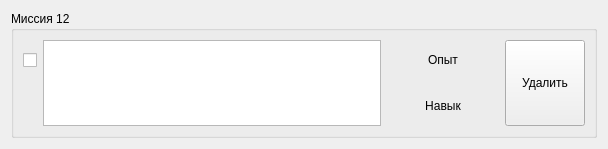
Unisbern/RPG_planner, file taskitem.ui: the form before one commit.
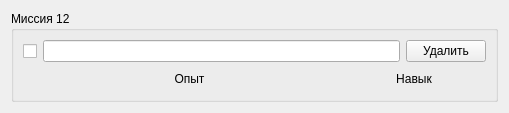
The form after the commit.

```diff
--- a/taskitem.ui
+++ b/taskitem.ui
@@ -6,12 +6,12 @@
    <rect>
     <x>0</x>
     <y>0</y>
-    <width>608</width>
-    <height>149</height>
+    <width>509</width>
+    <height>113</height>
    </rect>
   </property>
   <property name="sizePolicy">
-   <sizepolicy hsizetype="Preferred" vsizetype="Preferred">
+   <sizepolicy hsizetype="Minimum" vsizetype="Minimum">
     <horstretch>0</horstretch>
     <verstretch>0</verstretch>
    </sizepolicy>
@@ -22,10 +22,16 @@
   <layout class="QGridLayout" name="gridLayout_2">
    <item row="0" column="0">
     <widget class="QGroupBox" name="groupBox">
+     <property name="sizePolicy">
+      <sizepolicy hsizetype="Minimum" vsizetype="Minimum">
+       <horstretch>0</horstretch>
+       <verstretch>0</verstretch>
+      </sizepolicy>
+     </property>
      <property name="title">
       <string>Миссия 12</string>
      </property>
-     <layout class="QGridLayout" name="gridLayout" columnstretch="0,3,1,0">
+     <layout class="QGridLayout" name="gridLayout" columnstretch="0,5,1,1" rowminimumheight="1,0">
       <item row="0" column="0">
        <widget class="QCheckBox" name="check">
         <property name="sizePolicy">
@@ -48,22 +54,30 @@
         </property>
        </widget>
       </item>
-      <item row="0" column="1" rowspan="2">
-       <widget class="QTextEdit" name="name">
-        <property name="readOnly">
-         <bool>false</bool>
+      <item row="0" column="1" colspan="2">
+       <widget class="QLineEdit" name="name"/>
+      </item>
+      <item row="0" column="3">
+       <widget class="QPushButton" name="buttonDelete">
+        <property name="sizePolicy">
+         <sizepolicy hsizetype="Minimum" vsizetype="Minimum">
+          <horstretch>0</horstretch>
+          <verstretch>0</verstretch>
+         </sizepolicy>
         </property>
-        <property name="html">
-         <string>&lt;!DOCTYPE HTML PUBLIC &quot;-//W3C//DTD HTML 4.0//EN&quot; &quot;http://www.w3.org/TR/REC-html40/strict.dtd&quot;&gt;
-&lt;html&gt;&lt;head&gt;&lt;meta name=&quot;qrichtext&quot; content=&quot;1&quot; /&gt;&lt;style type=&quot;text/css&quot;&gt;
-p, li { white-space: pre-wrap; }
-&lt;/style&gt;&lt;/head&gt;&lt;body style=&quot; font-family:'MS Shell Dlg 2'; font-size:7.8pt; font-weight:400; font-style:normal;&quot;&gt;
-&lt;p style=&quot;-qt-paragraph-type:empty; margin-top:0px; margin-bottom:0px; margin-left:0px; margin-right:0px; -qt-block-indent:0; text-indent:0px;&quot;&gt;&lt;br /&gt;&lt;/p&gt;&lt;/body&gt;&lt;/html&gt;</string>
+        <property name="text">
+         <string>Удалить</string>
         </property>
        </widget>
       </item>
-      <item row="0" column="2">
+      <item row="1" column="1">
        <widget class="QLabel" name="experience">
+        <property name="sizePolicy">
+         <sizepolicy hsizetype="Minimum" vsizetype="Preferred">
+          <horstretch>0</horstretch>
+          <verstretch>0</verstretch>
+         </sizepolicy>
+        </property>
         <property name="text">
          <string>Опыт</string>
         </property>
@@ -72,8 +86,14 @@
         </property>
        </widget>
       </item>
-      <item row="1" column="2">
+      <item row="1" column="2" colspan="2">
        <widget class="QLabel" name="labelSkill">
+        <property name="sizePolicy">
+         <sizepolicy hsizetype="Minimum" vsizetype="Minimum">
+          <horstretch>0</horstretch>
+          <verstretch>0</verstretch>
+         </sizepolicy>
+        </property>
         <property name="text">
          <string>Навык</string>
         </property>
@@ -82,19 +102,6 @@
         </property>
        </widget>
       </item>
-      <item row="0" column="3" rowspan="2">
-       <widget class="QPushButton" name="buttonDelete">
-        <property name="sizePolicy">
-         <sizepolicy hsizetype="Minimum" vsizetype="Expanding">
-          <horstretch>0</horstretch>
-          <verstretch>0</verstretch>
-         </sizepolicy>
-        </property>
-        <property name="text">
-         <string>Удалить</string>
-        </property>
-       </widget>
-      </item>
      </layout>
     </widget>
    </item>
```
